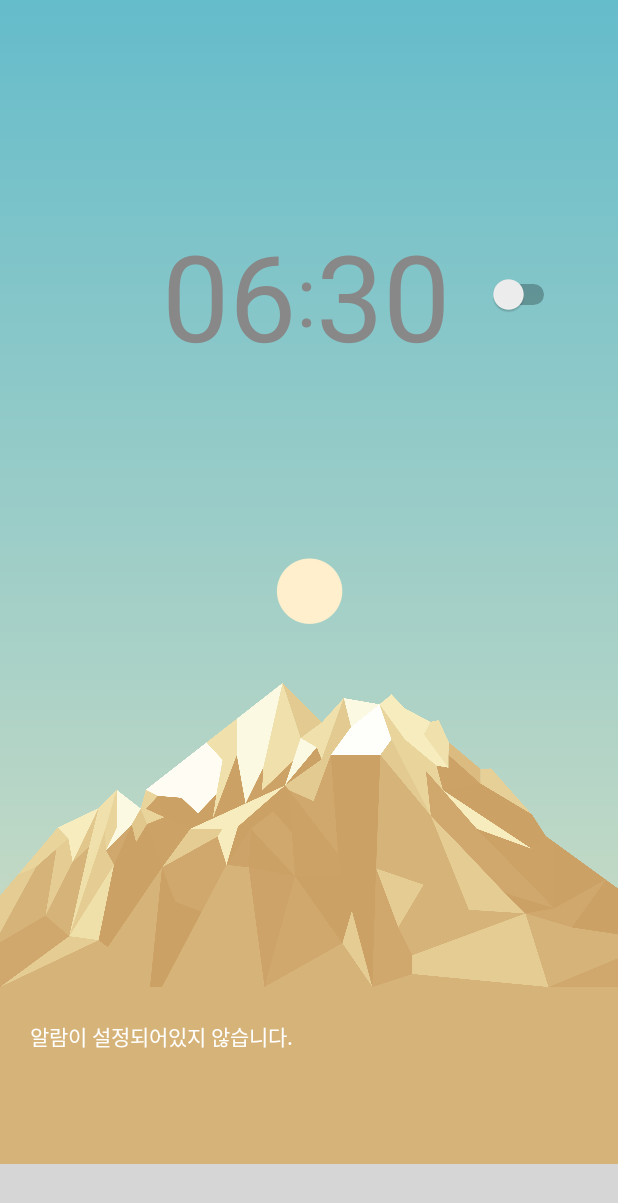
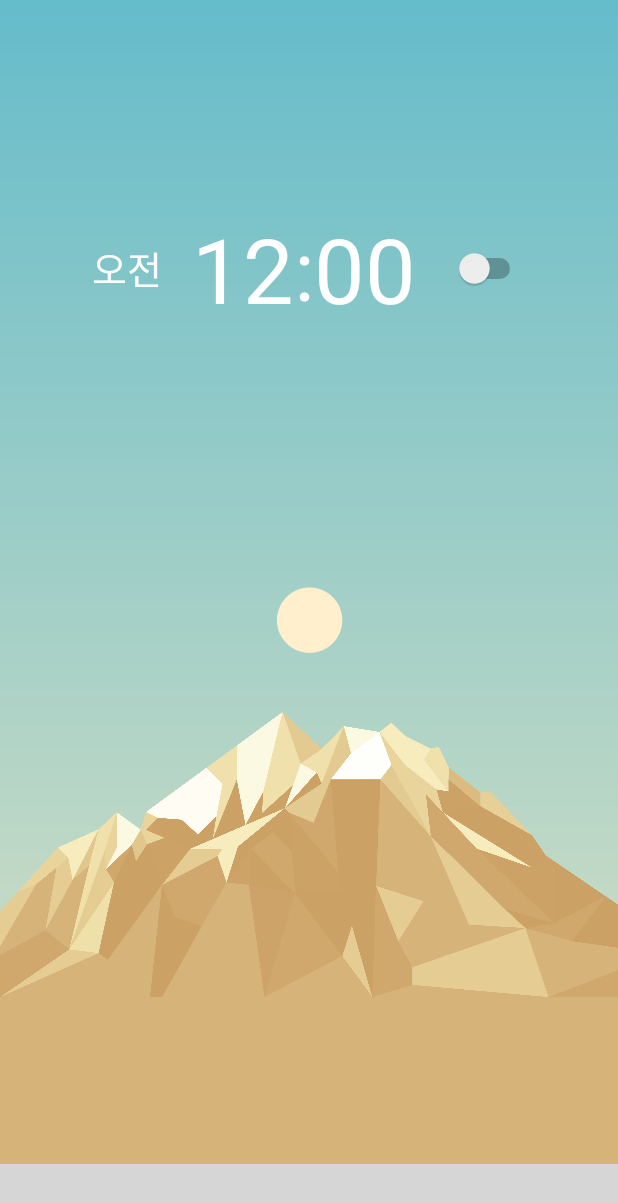
Before and after one commit to BlxckTea/AiP, an Android app: the FirstFragment screen opened directly, with no data from a screen before it, on a phone screen of 412 x 824 dp. Shown: the top 1203 px of the screen. Run offline under Robolectric (Android 15) with nearby library versions, the phone set to English and light mode, and no system bars; our stand-ins replace Firebase (no records; nobody signed in at launch, a user with empty details on screens opened directly); libraries missing offline, so code that uses them is left out: me.relex.circleindicator; plain views replace CircleIndicator; 2 statements that could not run were skipped; grey boxes are pictures that could not be loaded.

Commit message:
Android Accessibility complete

```diff
--- a/Android/aip/app/src/main/AndroidManifest.xml
+++ b/Android/aip/app/src/main/AndroidManifest.xml
@@ -6,9 +6,9 @@
 
     <application
         android:allowBackup="true"
-        android:icon="@mipmap/ic_launcher"
+        android:icon="@drawable/and_ic"
         android:label="@string/app_name"
-        android:roundIcon="@mipmap/ic_launcher_round"
+        android:roundIcon="@drawable/and_ic_round"
         android:supportsRtl="true"
         android:theme="@style/AppTheme">
 
--- a/Android/aip/app/src/main/java/com/aip/pillowbuddy/FirstFragment.java
+++ b/Android/aip/app/src/main/java/com/aip/pillowbuddy/FirstFragment.java
@@ -1,6 +1,5 @@
 package com.aip.pillowbuddy;
 
-import android.content.Context;
 import android.content.DialogInterface;
 import android.graphics.Color;
 import android.os.Bundle;
@@ -21,17 +20,12 @@ import android.widget.TextView;
 import android.widget.TimePicker;
 import android.widget.Toast;
 
-import com.google.android.gms.tasks.OnSuccessListener;
 import com.google.firebase.auth.FirebaseAuth;
 import com.google.firebase.auth.FirebaseUser;
-import com.google.firebase.database.ChildEventListener;
 import com.google.firebase.database.DataSnapshot;
 import com.google.firebase.database.DatabaseError;
 import com.google.firebase.database.FirebaseDatabase;
 import com.google.firebase.database.ValueEventListener;
-
-import java.util.HashMap;
-import java.util.Map;
 
 public class FirstFragment extends Fragment {
     private Integer[] bgIDs = {R.drawable.bg_morning, R.drawable.bg_afternoon, R.drawable.bg_evening, R.drawable.bg_night};
@@ -44,13 +38,11 @@ public class FirstFragment extends Fragment {
     private FirebaseDatabase mFirebaseDatabase;
 
     private boolean refreshOnce = true;
-    private boolean refreshSwitch;
 
     TimePicker timePicker;
     View dialogView;
     Integer tpHour, tpMinute;
-    MyAlarm myAlarm = new MyAlarm(6, 30, false);
-
+    public static MyAlarm myAlarm = new MyAlarm(00, 00, false);
     private String title;
     private int page;
     private int bgMode;
@@ -82,7 +74,8 @@ public class FirstFragment extends Fragment {
     public View onCreateView(LayoutInflater inflater, ViewGroup container, Bundle savedInstanceState) {
         View view = inflater.inflate(R.layout.fragment_first, container, false);
 
-        initAlarm();
+        final View viewInit = view;
+        if(refreshOnce) initAlarm(viewInit);
 
         LinearLayout linearLayoutBg = (LinearLayout) view.findViewById(R.id.linearRoot);
         LinearLayout linearLayoutFoot = (LinearLayout) view.findViewById(R.id.linearFoot);
@@ -90,10 +83,11 @@ public class FirstFragment extends Fragment {
         ImageView ivSky = (ImageView) view.findViewById(R.id.ivSky);
         ImageView ivMountain = (ImageView) view.findViewById(R.id.ivMountain);
         final TextView tvFoot = (TextView) view.findViewById(R.id.tvFoot);
+        final TextView tvAmpm = (TextView) view.findViewById(R.id.tvAmpm);
         final TextView tvHour = (TextView) view.findViewById(R.id.tvHour);
         final TextView tvMinute = (TextView) view.findViewById(R.id.tvMin);
         final TextView tvColon = (TextView) view.findViewById(R.id.tvColon);
-        Switch switchAlarm = (Switch) view.findViewById(R.id.switchAlarm);
+        final Switch switchMeasure = (Switch) view.findViewById(R.id.switchMeasure);
 
         //set resources
         linearLayoutBg.setBackgroundResource(bgIDs[bgMode]);
@@ -101,26 +95,42 @@ public class FirstFragment extends Fragment {
         ivSky.setImageResource(skyIDs[bgMode]);
         ivMountain.setImageResource(mtIDs[bgMode]);
 
-        Log.i("yeji", "4 onCreateView myAlarm's IntHour: "+myAlarm.getIntHour());
-        Log.i("yeji", "5 onCreateView myAlarm's IntMinute: "+myAlarm.getIntMinute());
-        Log.i("yeji", "6 onCreateView myAlarm's SwitchIsOn: "+myAlarm.isSwitchIsOn());
+        //ACCESSIBILITY LABEL
+        //set contentDescription
+        if(myAlarm.isMeasureSwitch()) {
+            linearTvs.setContentDescription(myAlarm.getAP() + " " + myAlarm.getHour() + "시" + myAlarm.getMinutes() + "분에 활성화 되어있습니다. 시간을 다시 설정하시려면 두번 터치하세요.");
+        } else {
+            linearTvs.setContentDescription(myAlarm.getAP() + " " + myAlarm.getHour() + "시" + myAlarm.getMinutes() + "분에 비활성화 되어있습니다. 알람을 설정하시려면 오른쪽의 스위치를 활성화하세요.");
+        }
+
+        Log.i("yeji", "4 onCreateView myAlarm's IntHour: "+myAlarm.getHour());
+        Log.i("yeji", "5 onCreateView myAlarm's IntMinute: "+myAlarm.getMinutes());
+        Log.i("yeji", "6 onCreateView myAlarm's SwitchIsOn: "+myAlarm.isMeasureSwitch());
 
         //init widget
-        tpHour = myAlarm.getIntHour(); //TODO get the each value from DB
-        tpMinute = myAlarm.getIntMinute();
+        tpHour = myAlarm.getHour(); //TODO get the each value from DB
+        tpMinute = myAlarm.getMinutes();
         Log.d("yeji", "tpHour: "+tpHour);
         Log.d("yeji", "tpMinute: "+tpMinute);
 
+        tvAmpm.setText(myAlarm.getAP());
+        if(tpHour==0) tpHour=12;
         tvHour.setText(tpHour<10? "0"+tpHour.toString(): tpHour.toString());
         tvMinute.setText(tpMinute<10? "0"+tpMinute.toString(): tpMinute.toString());
-        switchAlarm.setChecked(myAlarm.isSwitchIsOn());
-        if (switchAlarm.isChecked()) {
-            tvFoot.setText(myAlarm.getIntHour().toString() + ":" + myAlarm.getIntMinute().toString() + "에 깨워드릴게요."); //6:00(init)
+
+
+        Log.i("yeji", "ONCREATED SAFEMS IS: "+myAlarm.isSafeMs());
+        Log.i("yeji", "ONCREATED MEASURESWITCH IS: "+myAlarm.isMeasureSwitch());
+
+        if (switchMeasure.isChecked() && !refreshOnce) {
+            tvFoot.setText(myAlarm.getAP() + " " + myAlarm.getHour().toString() + ":" + myAlarm.getMinutes().toString() + "에 깨워드릴게요."); //0:00(init)
+            tvAmpm.setTextColor(Color.WHITE);
             tvHour.setTextColor(Color.WHITE);
             tvMinute.setTextColor(Color.WHITE);
             tvColon.setTextColor(Color.WHITE);
-        } else {
+        } else if (!switchMeasure.isChecked() && !refreshOnce) {
             tvFoot.setText("알람이 설정되어있지 않습니다.");
+            tvAmpm.setTextColor(Color.GRAY);
             tvHour.setTextColor(Color.GRAY);
             tvMinute.setTextColor(Color.GRAY);
             tvColon.setTextColor(Color.GRAY);
@@ -139,27 +149,31 @@ public class FirstFragment extends Fragment {
                 dlg.setPositiveButton("확인", new DialogInterface.OnClickListener() {
                     @Override
                     public void onClick(DialogInterface dialogInterface, int i) {
+                        TextView tvAmpm = (TextView) viewFromFrag.findViewById(R.id.tvAmpm);
                         TextView tvHour = (TextView) viewFromFrag.findViewById(R.id.tvHour);
                         TextView tvMinute = (TextView) viewFromFrag.findViewById(R.id.tvMin);
                         TextView tvColon = (TextView) viewFromFrag.findViewById(R.id.tvColon);
-                        Switch switchAlarm = (Switch) viewFromFrag.findViewById(R.id.switchAlarm);
+                        Switch switchMeasure = (Switch) viewFromFrag.findViewById(R.id.switchMeasure);
 
                         tpHour = timePicker.getCurrentHour();
                         tpMinute = timePicker.getCurrentMinute();
-                        myAlarm.setIntHour(tpHour);
-                        myAlarm.setIntMinute(tpMinute);
-                        myAlarm.setSwitchIsOn(true);
+                        myAlarm.setAP(tpHour>12? "오후": "오전");
+                        myAlarm.setHour(tpHour);
+                        myAlarm.setMinutes(tpMinute);
+                        myAlarm.setMeasureSwitch(true);
 
-                        tvHour.setText(tpHour<10? "0"+tpHour.toString(): tpHour.toString());
-                        tvMinute.setText(tpMinute<10? "0"+tpMinute.toString(): tpMinute.toString());
-                        switchAlarm.setChecked(myAlarm.isSwitchIsOn());
+                        tvAmpm.setText(myAlarm.getAP() + " ");
+                        tvHour.setText(myAlarm.getHour()<10? "0"+myAlarm.getHour().toString(): myAlarm.getHour().toString());
+                        tvMinute.setText(myAlarm.getMinutes()<10? "0"+myAlarm.getMinutes().toString(): myAlarm.getMinutes().toString());
+                        switchMeasure.setChecked(myAlarm.isMeasureSwitch());
+                        tvAmpm.setTextColor(Color.WHITE);
                         tvHour.setTextColor(Color.WHITE);
                         tvMinute.setTextColor(Color.WHITE);
                         tvColon.setTextColor(Color.WHITE);
 
-                        String strH = tpHour<10? "0"+tpHour.toString(): tpHour.toString();
-                        String strM = tpMinute<10? "0"+tpMinute.toString(): tpMinute.toString();
-                        tvFoot.setText(strH + ":" + strM + "에 깨워드릴게요.");
+//                        String strH = tpHour<10? "0"+tpHour.toString(): tpHour.toString();
+//                        String strM = tpMinute<10? "0"+tpMinute.toString(): tpMinute.toString();
+                        tvFoot.setText(myAlarm.getAP() + " " + myAlarm.getHour() + "시 " + (myAlarm.getMinutes()<10? "0"+myAlarm.getMinutes().toString(): myAlarm.getMinutes().toString()) + "분에 깨워드릴게요.\n좋은 꿈 꾸세요:)");
                         Toast.makeText(getContext().getApplicationContext(), "알람이 설정되었습니다.", Toast.LENGTH_SHORT).show();
 
                         //update firebase data
@@ -176,31 +190,34 @@ public class FirstFragment extends Fragment {
             }
         });
 
-        switchAlarm.setOnCheckedChangeListener(new CompoundButton.OnCheckedChangeListener() {
+
+        switchMeasure.setOnCheckedChangeListener(new CompoundButton.OnCheckedChangeListener() {
             @Override
             public void onCheckedChanged(CompoundButton compoundButton, boolean b) {
-                if(b == true){
-                    Integer intH = myAlarm.getIntHour();
-                    Integer intM = myAlarm.getIntMinute();
-                    String strH = intH<10? "0"+intH.toString(): intH.toString();
-                    String strM = intM<10? "0"+intM.toString(): intM.toString();
-                    tvFoot.setText(strH + ":" + strM + "에 깨워드릴게요.");
+                if(b == true && !refreshOnce){
+//                    Integer intH = myAlarm.getHour();
+//                    Integer intM = myAlarm.getMinutes();
+//                    String strH = intH<10? "0"+intH.toString(): intH.toString();
+//                    String strM = intM<10? "0"+intM.toString(): intM.toString();
+                    tvFoot.setText(myAlarm.getAP() + " " + myAlarm.getHour() + "시 " + (myAlarm.getMinutes()<10? "0"+myAlarm.getMinutes().toString(): myAlarm.getMinutes().toString()) + "분에 깨워드릴게요.\n좋은 꿈 꾸세요:)");
+                    tvAmpm.setTextColor(Color.WHITE);
                     tvHour.setTextColor(Color.WHITE);
                     tvMinute.setTextColor(Color.WHITE);
                     tvColon.setTextColor(Color.WHITE);
                     Toast.makeText(getContext().getApplicationContext(), "알람이 설정되었습니다.", Toast.LENGTH_SHORT).show();
 
-                    myAlarm.setSwitchIsOn(true);
+                    myAlarm.setMeasureSwitch(true);
                     updateAlarm();
 
-                } else {
+                } else if(b == false && !refreshOnce) {
                     tvFoot.setText("알람이 설정되어있지 않습니다.");
+                    tvAmpm.setTextColor(Color.GRAY);
                     tvHour.setTextColor(Color.GRAY);
                     tvMinute.setTextColor(Color.GRAY);
                     tvColon.setTextColor(Color.GRAY);
                     Toast.makeText(getContext().getApplicationContext(), "알람이 해제되었습니다.", Toast.LENGTH_SHORT).show();
 
-                    myAlarm.setSwitchIsOn(false);
+                    myAlarm.setMeasureSwitch(false);
                     updateAlarm();
                 }
             }
@@ -216,21 +233,24 @@ public class FirstFragment extends Fragment {
         refreshOnce = false;
     }
 
-    private void initAlarm() {
+    private void initAlarm(final View viewInit) {
         //db저장된거 가져와서 myAlarm값 바꿔주기 db에는 쓰기x
         mFirebaseDatabase.getReference().addListenerForSingleValueEvent(new ValueEventListener() {
             @Override
             public void onDataChange(DataSnapshot dataSnapshot) {
-                if (dataSnapshot.hasChild("android") == false) {
-                    Log.d("yeji", "initAlarm 알람없음: "+dataSnapshot.child("android").getChildrenCount());
+                if (dataSnapshot.hasChild("data") == false) {
+                    Log.d("yeji", "initAlarm 알람없음: "+dataSnapshot.child("data").getChildrenCount());
 
-                    Map<String, Object> childUpdates = new HashMap<>();
-                    childUpdates.put("/android", myAlarm);
-                    mFirebaseDatabase.getReference().updateChildren(childUpdates);
-                    mFirebaseDatabase.getReference().child("switch").child("measureSwitch").setValue(myAlarm.isSwitchIsOn()?"True":"False"); //문자열 boolean으로 변환
+//                    Map<String, Object> childUpdates = new HashMap<>();
+//                    childUpdates.put("/data", myAlarm);
+//                    mFirebaseDatabase.getReference().updateChildren(childUpdates);
+                    mFirebaseDatabase.getReference().child("data").child("AP").setValue(myAlarm.getAP());
+                    mFirebaseDatabase.getReference().child("data").child("hour").setValue(myAlarm.getHour().toString() + "시");
+                    mFirebaseDatabase.getReference().child("data").child("minutes").setValue(myAlarm.getMinutes().toString() + "분");
+                    mFirebaseDatabase.getReference().child("switch").child("measureSwitch").setValue(myAlarm.isSafeMs()?"True":"False"); //문자열 boolean으로 변환
                 }
                 else {
-                    Log.d("yeji", "initAlarm 알람있음: "+dataSnapshot.child("android").getChildrenCount());
+                    Log.d("yeji", "initAlarm 알람있음: "+dataSnapshot.child("data").getChildrenCount());
 
                     for(DataSnapshot s : dataSnapshot.getChildren()) {
 //                        String key = s.getKey();
@@ -241,27 +261,49 @@ public class FirstFragment extends Fragment {
                         Log.i("yeji", "initAlarm print intMinute: "+s.child("intMinute").getValue());
                         Log.i("yeji", "initAlarm print switchIsOn: "+s.child("switchIsOn").getValue());*/
 
-                        Long lHour = (Long) s.child("intHour").getValue();
-                        Long lMinute = (Long) s.child("intMinute").getValue();
-//                        boolean bSwitch = (Boolean) s.child("switchIsOn").getValue();
+                        String strAP = (String) s.child("AP").getValue();
+                        String strHour = (String) s.child("hour").getValue();
+                        String strMinutes = (String) s.child("minutes").getValue();
+                        strHour = strHour.replace("시",""); //파베값 문자열에 시,분 붙어있어서 제거해줌
+                        strMinutes = strMinutes.replace("분","");
+
+                        myAlarm.setAP(strAP);
+                        myAlarm.setHour(Integer.parseInt(strHour));
+                        myAlarm.setMinutes(Integer.parseInt(strMinutes));
+
+
+                        String strSwitch = (String) dataSnapshot.child("switch").child("measureSwitch").getValue();
                         boolean bSwitch; //파베 measureSwitch값이 문자열이라 boolean으로 변환
-                        if(dataSnapshot.child("switch").child("measureSwitch").getValue() == "True") bSwitch = true;
+                        if(strSwitch.equals("True")) bSwitch = true;
                         else bSwitch = false;
+                        myAlarm.setMeasureSwitch(bSwitch);
 
-                        Integer iHour = lHour.intValue();
-                        Integer iMinute = lMinute.intValue();
-//                        myAlarm = new MyAlarm(iHour, iMinute, bSwitch);
-                        myAlarm.setIntHour(iHour);
-                        myAlarm.setIntMinute(iMinute);
-                        myAlarm.setSwitchIsOn(bSwitch);
+                        //View로 받아 스위치 체크해주기
+                        Switch switchMeasure = (Switch) viewInit.findViewById(R.id.switchMeasure);
+                        switchMeasure.setChecked(myAlarm.isMeasureSwitch());
+
+                        Log.i("yeji", "INIT BSWITCH IS: "+bSwitch);
+                        Log.i("yeji", "INIT SAFEMS IS: "+myAlarm.isSafeMs());
+                        Log.i("yeji", "INIT MEASURESWITCH IS: "+myAlarm.isMeasureSwitch());
+                        Log.i("yeji", "INIT SWITCHMS IS: "+ switchMeasure.isChecked());
 
                         //test PASS
-                        Log.i("yeji", "1 initAlarm myAlarm's IntHour: "+myAlarm.getIntHour());
-                        Log.i("yeji", "2 initAlarm myAlarm's IntMinute: "+myAlarm.getIntMinute());
-                        Log.i("yeji", "3 initAlarm myAlarm's SwitchIsOn: "+myAlarm.isSwitchIsOn());
+                        Log.i("yeji", "1 initAlarm myAlarm's IntHour: "+myAlarm.getHour());
+                        Log.i("yeji", "2 initAlarm myAlarm's IntMinute: "+myAlarm.getMinutes());
+                        Log.i("yeji", "3 initAlarm myAlarm's SwitchIsOn: "+myAlarm.isMeasureSwitch());
 
-                        if(iHour != null) break; //찾았으면 한번더돌아서 null찾지않도록 빠져나감
+                        if(strHour != null) break;
+//                        if(iHour != null) break; //찾았으면 한번더돌아서 null찾지않도록 빠져나감
                     }
+
+//                    String strSwitch = (String) dataSnapshot.child("switch").child("measureSwitch").getValue();
+//                    boolean bSwitch; //파베 measureSwitch값이 문자열이라 boolean으로 변환
+//                    if(strSwitch.equals("True")) bSwitch = true;
+//                    else bSwitch = false;
+//                    myAlarm.setMeasureSwitch(bSwitch);
+//                    Log.i("yeji", "INIT BSWITCH IS: "+bSwitch);
+//                    Log.i("yeji", "INIT SAFEMS IS: "+myAlarm.isSafeMs());
+//                    Log.i("yeji", "INIT MEASURESWITCH IS: "+myAlarm.isMeasureSwitch());
                 }
 
                 //fragment refresh
@@ -276,16 +318,19 @@ public class FirstFragment extends Fragment {
     }
 
     private void updateAlarm() {
-        Map<String, Object> childUpdates = new HashMap<>();
-        childUpdates.put("/android", myAlarm);
-        mFirebaseDatabase.getReference().updateChildren(childUpdates);
-        mFirebaseDatabase.getReference().child("switch").child("measureSwitch").setValue(myAlarm.isSwitchIsOn()?"True":"False"); //문자열 boolean으로 변환
+//        Map<String, Object> childUpdates = new HashMap<>();
+//        childUpdates.put("/data", myAlarm);
+//        mFirebaseDatabase.getReference().updateChildren(childUpdates);
+        mFirebaseDatabase.getReference().child("data").child("AP").setValue(myAlarm.getAP());
+        mFirebaseDatabase.getReference().child("data").child("hour").setValue(myAlarm.getHour().toString() + "시");
+        mFirebaseDatabase.getReference().child("data").child("minutes").setValue(myAlarm.getMinutes().toString() + "분");
+        mFirebaseDatabase.getReference().child("switch").child("measureSwitch").setValue(myAlarm.isMeasureSwitch()?"True":"False"); //문자열 boolean으로 변환
 
         mFirebaseDatabase.getReference().addValueEventListener(new ValueEventListener() {
             @Override
             public void onDataChange(DataSnapshot dataSnapshot) {
-                if(dataSnapshot.hasChild("android")) Log.d("yeji", "updateAlarm 알람있음: "+dataSnapshot.child("android").getChildrenCount());
-                else Log.d("yeji", "updateAlarm 알람없음: "+dataSnapshot.child("android").getChildrenCount());
+                if(dataSnapshot.hasChild("data")) Log.d("yeji", "updateAlarm 알람있음: "+dataSnapshot.child("data").getChildrenCount());
+                else Log.d("yeji", "updateAlarm 알람없음: "+dataSnapshot.child("data").getChildrenCount());
             }
 
             @Override
--- a/Android/aip/app/src/main/java/com/aip/pillowbuddy/MyAlarm.java
+++ b/Android/aip/app/src/main/java/com/aip/pillowbuddy/MyAlarm.java
@@ -1,36 +1,63 @@
 package com.aip.pillowbuddy;
 
 public class MyAlarm {
-    private Integer intHour, intMinute;
-    private boolean switchIsOn;
+    private String AP;
+    private Integer hour, minutes;
+    private boolean measureSwitch, safeMs;
 
-    public MyAlarm(Integer intHour, Integer intMinute, boolean switchIsOn) {
-        this.intHour = intHour;
-        this.intMinute = intMinute;
-        this.switchIsOn = switchIsOn;
+
+    public MyAlarm(Integer hour, Integer minutes, boolean safeMs) {
+        if(hour > 12) {
+            this.hour = hour - 12;
+            this.AP = "오후";
+        } else {
+            this.hour = hour;
+            this.AP = "오전";
+        }
+        this.minutes = minutes;
+        this.safeMs = safeMs;
     }
 
-    public Integer getIntHour() {
-        return intHour;
+    public Integer getHour() {
+        return hour;
     }
 
-    public void setIntHour(Integer intHour) {
-        this.intHour = intHour;
+    public void setAP(String AP) {
+        this.AP = AP;
     }
 
-    public Integer getIntMinute() {
-        return intMinute;
+    public String getAP() {
+        return AP;
     }
 
-    public void setIntMinute(Integer intMinute) {
-        this.intMinute = intMinute;
+    public void setHour(Integer hour) {
+        if(hour > 12) this.hour = hour - 12;
+        else this.hour = hour;
+
     }
 
-    public boolean isSwitchIsOn() {
-        return switchIsOn;
+    public Integer getMinutes() {
+        return minutes;
     }
 
-    public void setSwitchIsOn(boolean switchIsOn) {
-        this.switchIsOn = switchIsOn;
+    public void setMinutes(Integer minutes) {
+        this.minutes = minutes;
+    }
+
+    public boolean isMeasureSwitch() {
+        return measureSwitch;
+    }
+
+    public void setMeasureSwitch(boolean measureSwitch) {
+        this.safeMs = measureSwitch;
+        this.measureSwitch = measureSwitch;
+    }
+
+    public boolean isSafeMs() {
+        return safeMs;
+    }
+
+    public void setSafeMs(boolean safeMs) {
+        this.safeMs = safeMs;
     }
 }
--- a/Android/aip/app/src/main/res/layout/dialog_alarm.xml
+++ b/Android/aip/app/src/main/res/layout/dialog_alarm.xml
@@ -8,5 +8,5 @@
         android:id="@+id/timePicker"
         android:layout_width="match_parent"
         android:layout_height="wrap_content"
-        android:timePickerMode="clock"/>
+        android:timePickerMode="spinner"/>
 </LinearLayout>
--- a/Android/aip/app/src/main/res/layout/fragment_first.xml
+++ b/Android/aip/app/src/main/res/layout/fragment_first.xml
@@ -17,7 +17,8 @@
             android:layout_width="wrap_content"
             android:layout_height="wrap_content"
             android:orientation="horizontal"
-            android:layout_gravity="bottom">
+            android:layout_gravity="bottom"
+            android:paddingBottom="50dp">
             <LinearLayout
                 android:id="@+id/linearTvs"
                 android:layout_width="wrap_content"
@@ -25,13 +26,21 @@
                 android:orientation="horizontal">
 
                 <TextView
+                    android:id="@+id/tvAmpm"
+                    android:layout_width="wrap_content"
+                    android:layout_height="wrap_content"
+                    android:text="오전"
+                    android:textColor="#ffffff"
+                    android:textSize="25dp"
+                    android:layout_gravity="right|center_vertical"/>
+                <TextView
                     android:id="@+id/tvHour"
                     android:layout_width="wrap_content"
                     android:layout_height="wrap_content"
-                    android:paddingLeft="70dp"
+                    android:paddingLeft="20dp"
                     android:text="08"
                     android:textColor="#ffffff"
-                    android:textSize="80dp" />
+                    android:textSize="60dp" />
                 <TextView
                     android:id="@+id/tvColon"
                     android:layout_width="wrap_content"
@@ -45,13 +54,13 @@
                     android:layout_width="wrap_content"
                     android:layout_height="wrap_content"
                     android:text="00"
-                    android:textSize="80dp"
+                    android:textSize="60dp"
                     android:textColor="#ffffff"
                     android:paddingRight="25dp"/>
             </LinearLayout>
 
             <Switch
-                android:id="@+id/switchAlarm"
+                android:id="@+id/switchMeasure"
                 android:layout_width="wrap_content"
                 android:layout_height="wrap_content"
                 android:layout_gravity="right|center_vertical"/>
@@ -89,8 +98,9 @@
             android:id="@+id/tvFoot"
             android:layout_width="match_parent"
             android:layout_height="wrap_content"
+            android:textSize="17dp"
             android:textColor="#ffffff"
-            android:paddingLeft="20dp"/>
+            android:paddingLeft="30dp"/>
     </LinearLayout>
 
 </LinearLayout>
--- a/Android/aip/app/src/main/res/values/colors.xml
+++ b/Android/aip/app/src/main/res/values/colors.xml
@@ -3,6 +3,8 @@
     <color name="colorPrimary">#008577</color>
     <color name="colorPrimaryDark">#00574B</color>
     <color name="colorAccent">#D81B60</color>
+
+    <color name="colorAuthBg">#293243</color>
 
     <color name="colorMorning">#d6b378</color>
     <color name="colorAfternoon">#528823</color>
--- a/Android/aip/app/src/main/res/values/strings.xml
+++ b/Android/aip/app/src/main/res/values/strings.xml
@@ -1,3 +1,3 @@
 <resources>
-    <string name="app_name">PillowBuddy</string>
+    <string name="app_name">필로우버디</string>
 </resources>
```
Also changed, not shown: Android/aip/app/src/main/res/layout/activity_auth.xml (+13 -11 lines), Android/aip/app/src/main/res/drawable-v24/and_authimg.png (added), Android/aip/app/src/main/res/drawable-v24/and_ic.png (added), Android/aip/app/src/main/res/drawable-v24/and_ic_round.png (added), Android/aip/app/src/main/res/drawable-v24/bg_auth.png (deleted), Android/aip/app/src/main/res/drawable/logosample.png (deleted).
